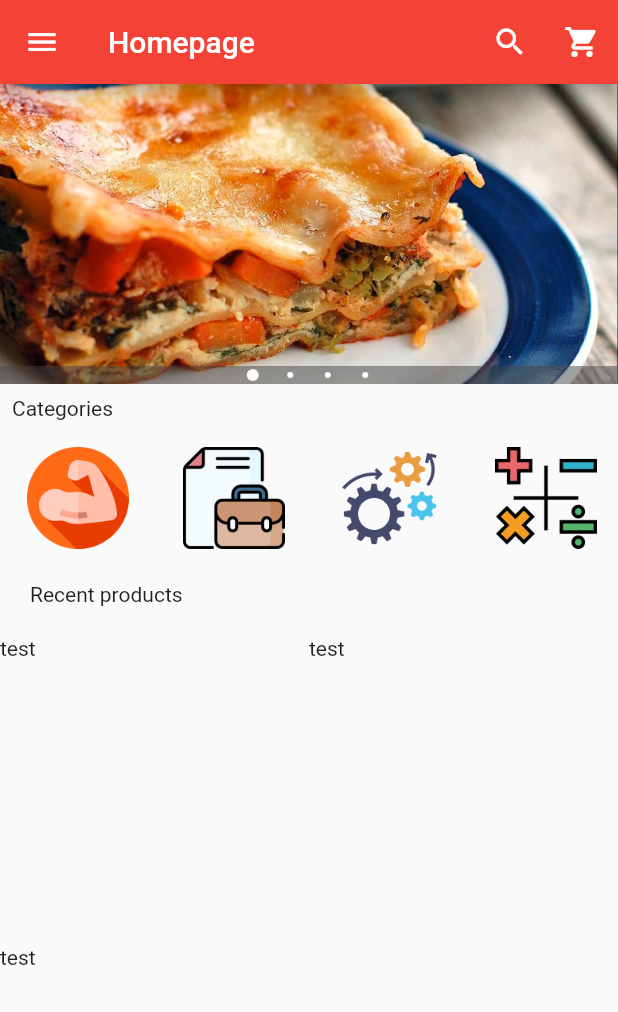
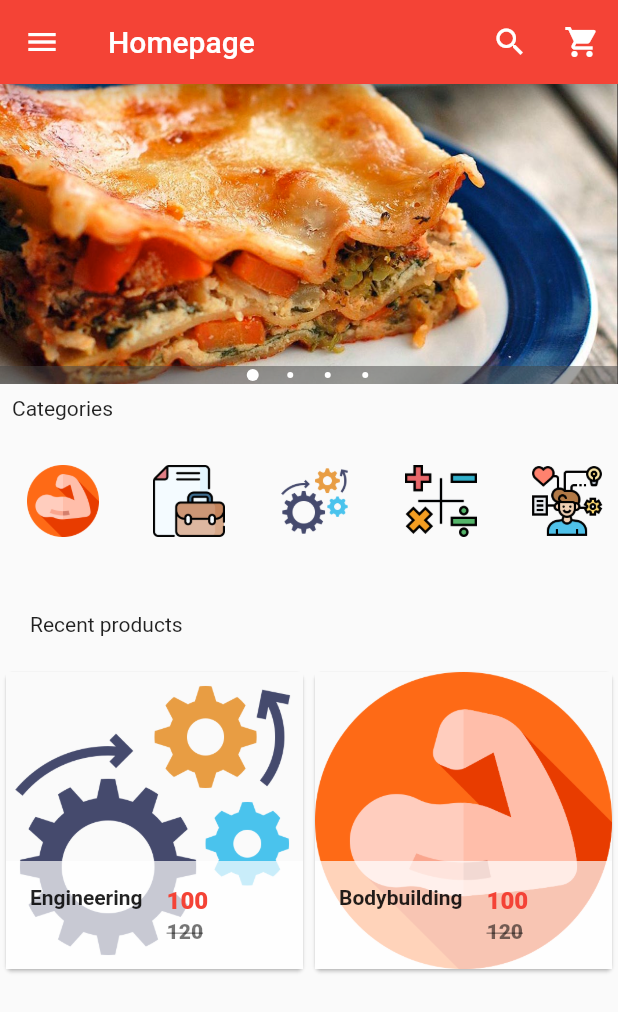
Before and after one commit to apoorvpandey/book_exchange, a Flutter app: the screen it shows after launch, on a phone screen of 412 x 824 dp. Shown: the top 1012 px of the screen. Run offline on Flutter 3.47's test engine with Material 2 defaults, Android fonts, the light colour scheme and no system bars; drawn by our look-alikes of carousel_pro.

Commit message:
products.dart

```diff
--- a/lib/components/horizontal_list_view.dart
+++ b/lib/components/horizontal_list_view.dart
@@ -5,7 +5,7 @@ class HorizontalListView extends StatelessWidget {
   @override
   Widget build(BuildContext context) {
     return Container(
-      height: 80,
+      height: 100,
       child: ListView(
         scrollDirection: Axis.horizontal,
         children: [
@@ -63,8 +63,8 @@ class Category extends StatelessWidget {
       child: InkWell(
         onTap: () {},
         child: Container(
-          width: 100,
-          height: 100,
+          width: 80,
+          height: 80,
           child: ListTile(
             title: Image.asset(
               imageLocation,
@@ -73,7 +73,7 @@ class Category extends StatelessWidget {
             ),
             subtitle: Container(
               alignment: Alignment.center,
-                child: Text(imageCaption,style: TextStyle(fontSize: 12),)),
+                child: Text(imageCaption,)),
           ),
         ),
       ),
--- a/lib/components/products.dart
+++ b/lib/components/products.dart
@@ -8,23 +8,23 @@ class Products extends StatefulWidget {
 class _ProductsState extends State<Products> {
   var productList = [
     {
-      "name": "Blazer",
-      "picture": "images/categories",
+      "name": "Engineering",
+      "picture": "images/categories/engineering.png",
       "oldPrice": 120,
       "price": 100,
     },
     {
       "name": "Bodybuilding",
-      "picture": "images/categories/bodybuilding.jpg",
+      "picture": "images/categories/bodybuilding.png",
       "oldPrice": 120,
       "price": 100,
     },
-    {
+    /*{
       "name": "Career",
       "picture": "images/categories/career.png",
       "oldPrice": 120,
       "price": 100,
-    },
+    },*/
   ];
 
   @override
@@ -56,7 +56,41 @@ class SingleProduct extends StatelessWidget {
   @override
   Widget build(BuildContext context) {
     return Container(
-       child: Text("test")
+      child: Card(
+        child: Hero(
+            tag: productName,
+            child: Material(
+              child: InkWell(
+                onTap: () {},
+                child: GridTile(
+                    footer: Container(
+                      color: Colors.white70,
+                      child: ListTile(
+                        leading: Text(
+                          productName,
+                          style: TextStyle(fontWeight: FontWeight.bold),
+                        ),
+                        title: Text(
+                          "$productPrice",
+                          style: TextStyle(
+                              color: Colors.red, fontWeight: FontWeight.w800),
+                        ),
+                        subtitle: Text(
+                          "$productOldPrice",
+                          style: TextStyle(
+                              color: Colors.black54,
+                              fontWeight: FontWeight.w800,
+                              decoration: TextDecoration.lineThrough),
+                        ),
+                      ),
+                    ),
+                    child: Image.asset(
+                      productPicture,
+                      fit: BoxFit.cover,
+                    )),
+              ),
+            )),
+      ),
     );
   }
 }
--- a/lib/main.dart
+++ b/lib/main.dart
@@ -18,7 +18,6 @@ class HomePage extends StatefulWidget {
 class _HomePageState extends State<HomePage> {
   @override
   Widget build(BuildContext context) {
-
     Widget imageCarousel = new Container(
       height: 200,
       child: Carousel(
@@ -66,91 +65,106 @@ class _HomePageState extends State<HomePage> {
               currentAccountPicture: GestureDetector(
                 child: new CircleAvatar(
                   backgroundColor: Colors.grey,
-                child: Icon(Icons.person, color: Colors.white,),
+                  child: Icon(
+                    Icons.person,
+                    color: Colors.white,
                   ),
                 ),
-              decoration: new BoxDecoration(
-                color: Colors.redAccent
               ),
+              decoration: new BoxDecoration(color: Colors.redAccent),
             ),
-
             InkWell(
-              onTap: (){},
+              onTap: () {},
               child: ListTile(
                 title: Text("Home Page"),
-                leading: Icon(Icons.home, color: Colors.red,),
+                leading: Icon(
+                  Icons.home,
+                  color: Colors.red,
+                ),
               ),
             ),
             InkWell(
-              onTap: (){},
+              onTap: () {},
               child: ListTile(
                 title: Text("My Account"),
-                leading: Icon(Icons.person, color: Colors.red,),
+                leading: Icon(
+                  Icons.person,
+                  color: Colors.red,
+                ),
               ),
             ),
             InkWell(
-              onTap: (){},
+              onTap: () {},
               child: ListTile(
                 title: Text("My Orders"),
-                leading: Icon(Icons.shopping_basket, color: Colors.red,),
+                leading: Icon(
+                  Icons.shopping_basket,
+                  color: Colors.red,
+                ),
               ),
             ),
             InkWell(
-              onTap: (){},
+              onTap: () {},
               child: ListTile(
                 title: Text("Categories"),
-                leading: Icon(Icons.category, color: Colors.red,),
+                leading: Icon(
+                  Icons.category,
+                  color: Colors.red,
+                ),
               ),
             ),
             InkWell(
-              onTap: (){},
+              onTap: () {},
               child: ListTile(
                 title: Text("Favorites"),
-                leading: Icon(Icons.favorite, color: Colors.red,),
+                leading: Icon(
+                  Icons.favorite,
+                  color: Colors.red,
                 ),
               ),
-
+            ),
             Divider(),
-
             InkWell(
-              onTap: (){},
+              onTap: () {},
               child: ListTile(
                 title: Text("Settings"),
-                leading: Icon(Icons.settings, color: Colors.black54,),
+                leading: Icon(
+                  Icons.settings,
+                  color: Colors.black54,
                 ),
               ),
-
+            ),
             InkWell(
-              onTap: (){},
+              onTap: () {},
               child: ListTile(
                 title: Text("About"),
-                leading: Icon(Icons.info, color: Colors.blue,),
+                leading: Icon(
+                  Icons.info,
+                  color: Colors.blue,
                 ),
               ),
-
+            ),
           ],
         ),
       ),
-
       body: new ListView(
         children: [
           imageCarousel,
-          new Padding(padding: const EdgeInsets.all(8),
-          child: Text("Categories"),),
-
+          new Padding(
+            padding: const EdgeInsets.all(8),
+            child: Text("Categories"),
+          ),
           HorizontalListView(),
-
-          new Padding(padding: const EdgeInsets.all(20),
-            child: Text("Recent products"),),
-
+          new Padding(
+            padding: const EdgeInsets.all(20),
+            child: Text("Recent products"),
+          ),
           Container(
             height: 320,
             child: Products(),
           )
-
         ],
       ),
-
     );
   }
 }
```
Lines whose indentation alone changed are shown as unchanged.
